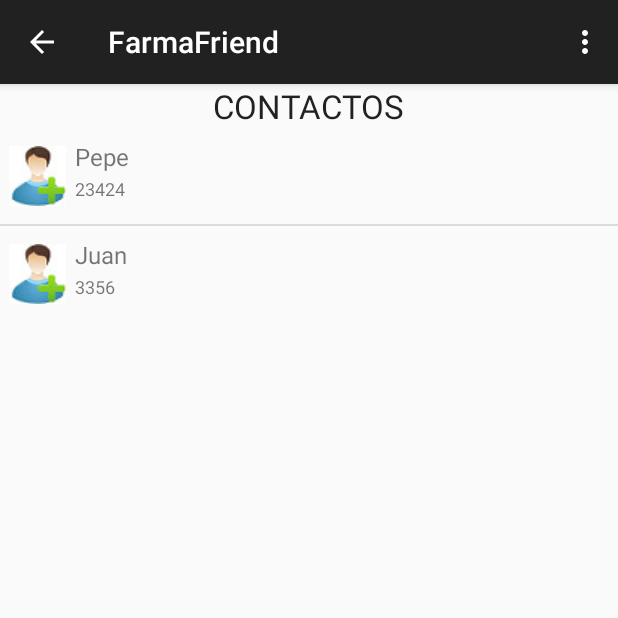
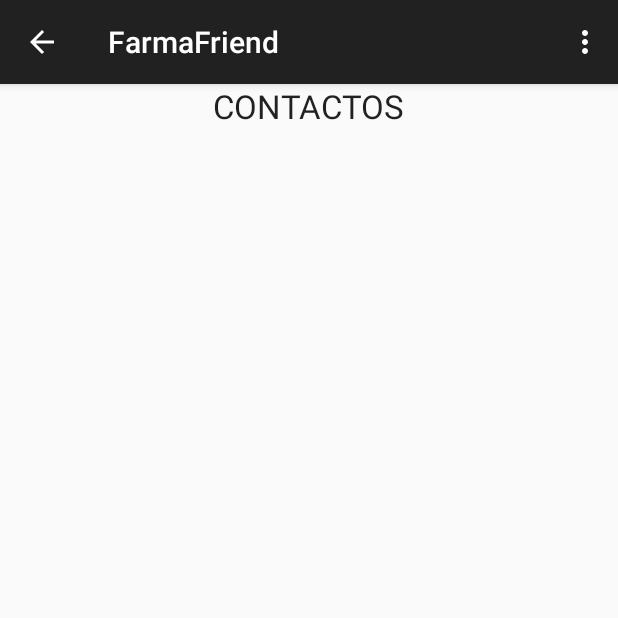
Before and after one commit to farmaFriend/FarmaProyecto, an Android app: the screen it shows after launch (MyActivity), in the options menu, after a tap on "Settings", on a phone screen of 412 x 824 dp, the top half of it. Run offline under Robolectric (Android 15) with nearby library versions, the phone set to English and light mode, and no system bars; 2 statements that could not run were skipped.

Commit message:
Borrar de lista

```diff
--- a/app/build.gradle
+++ b/app/build.gradle
@@ -6,7 +6,7 @@
 
     defaultConfig {
         applicationId "com.example.ixtilion.proyecto"
-        minSdkVersion 14
+        minSdkVersion 16
         targetSdkVersion 21
         versionCode 1
         versionName "1.0"
--- a/app/src/main/AndroidManifest.xml
+++ b/app/src/main/AndroidManifest.xml
@@ -7,6 +7,9 @@
         android:icon="@drawable/ic_launcher"
         android:label="@string/app_name"
         android:theme="@style/AppTheme" >
+        <uses-sdk
+        android:minSdkVersion="16"
+        android:targetSdkVersion="21" />
         <activity
             android:name=".MyActivity"
             android:label="@string/app_name" >
--- a/app/src/main/java/com/example/ixtilion/proyecto/Agenda.java
+++ b/app/src/main/java/com/example/ixtilion/proyecto/Agenda.java
@@ -1,7 +1,7 @@
 package com.example.ixtilion.proyecto;
 
 import android.os.Bundle;
-import android.support.v4.app.Fragment;
+import android.app.Fragment;
 import android.view.LayoutInflater;
 import android.view.View;
 import android.view.ViewGroup;
@@ -26,7 +26,7 @@
         Contacto c1 = new Contacto("Pepe", "23424");
         Contacto c2 = new Contacto( "Juan", "3356");
 
-        ArrayList<Contacto> contacts = new ArrayList<Contacto>();
+       final ArrayList<Contacto> contacts = new ArrayList<Contacto>();
         contacts.add(c1);
         contacts.add(c2);
 
@@ -36,6 +36,26 @@
         final CustomArrayAdapter adapter = new CustomArrayAdapter(view.getContext(),contacts);
         list.setAdapter(adapter);
 
+        list.setOnItemClickListener(new AdapterView.OnItemClickListener() {
+
+            @Override
+            public void onItemClick(AdapterView<?> parent, final View view,
+                                    int position, long id) {
+                final Contacto item = (Contacto) parent.getItemAtPosition(position);
+                view.animate().setDuration(2000).alpha(0)
+                        .withEndAction(new Runnable() {
+                            @Override
+                            public void run() {
+                                contacts.remove(item);
+                                adapter.notifyDataSetChanged();
+                                view.setAlpha(1);
+                            }
+                        });
+            }
+
+        });
+
+
 
     return view;
     }
--- a/app/src/main/java/com/example/ixtilion/proyecto/MyActivity.java
+++ b/app/src/main/java/com/example/ixtilion/proyecto/MyActivity.java
@@ -3,8 +3,8 @@
 import android.app.Activity;
 import android.support.v7.app.ActionBarActivity;
 import android.support.v7.app.ActionBar;
-import android.support.v4.app.Fragment;
-import android.support.v4.app.FragmentManager;
+import android.app.Fragment;
+import android.app.FragmentManager;
 import android.os.Bundle;
 import android.util.Log;
 import android.view.LayoutInflater;
@@ -51,7 +51,7 @@
     @Override
     public void onNavigationDrawerItemSelected(int position) {
         // update the main content by replacing fragments
-        FragmentManager fragmentManager = getSupportFragmentManager();
+        FragmentManager fragmentManager = getFragmentManager();
         Fragment fragmento = null;
 
         switch (position){
```
Also changed, not shown: 1 other file.
